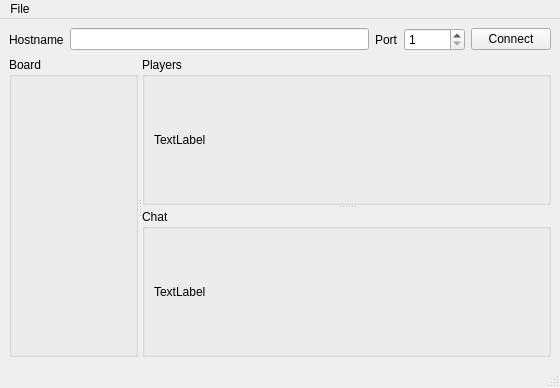
This is gui_client/gui.ui in rlepigre/tin171 as Qt 5 draws it before an edit. The edited form follows.
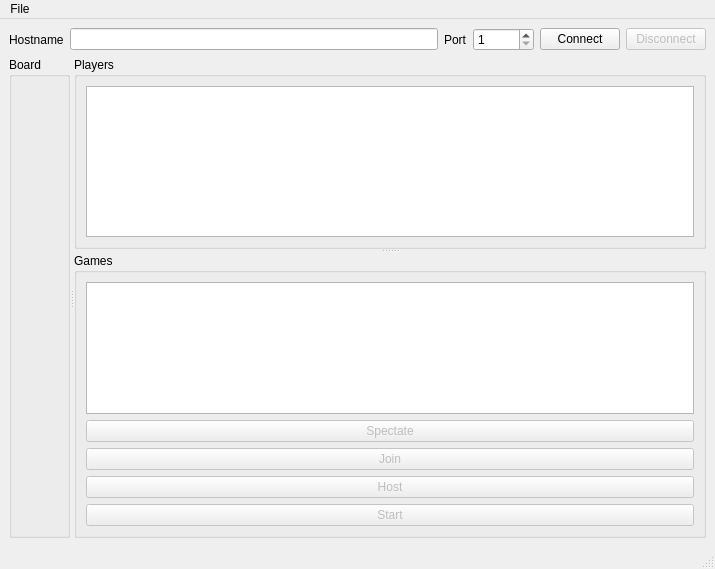
This is the edited form.

Commit message: - Added license information and encoding - Can start from shell ChineseCheckersClient - Some stubs about the protocol, but without server i can't test it

Patch:
```diff
--- a/gui_client/gui.ui
+++ b/gui_client/gui.ui
@@ -6,8 +6,8 @@
    <rect>
     <x>0</x>
     <y>0</y>
-    <width>560</width>
-    <height>388</height>
+    <width>715</width>
+    <height>569</height>
    </rect>
   </property>
   <property name="windowTitle">
@@ -65,6 +65,16 @@
         </property>
        </widget>
       </item>
+      <item>
+       <widget class="QPushButton" name="cmdDisconnect">
+        <property name="enabled">
+         <bool>false</bool>
+        </property>
+        <property name="text">
+         <string>Disconnect</string>
+        </property>
+       </widget>
+      </item>
      </layout>
     </item>
     <item>
@@ -88,23 +98,55 @@
         </property>
         <layout class="QVBoxLayout" name="verticalLayout">
          <item>
-          <widget class="QLabel" name="label_3">
-           <property name="text">
-            <string>TextLabel</string>
-           </property>
-          </widget>
+          <widget class="QListView" name="listView_2"/>
          </item>
         </layout>
        </widget>
        <widget class="QGroupBox" name="groupBox_3">
         <property name="title">
-         <string>Chat</string>
+         <string>Games</string>
         </property>
         <layout class="QVBoxLayout" name="verticalLayout_2">
          <item>
-          <widget class="QLabel" name="label_4">
+          <widget class="QListView" name="listView"/>
+         </item>
+         <item>
+          <widget class="QPushButton" name="cmdSpectate">
+           <property name="enabled">
+            <bool>false</bool>
+           </property>
            <property name="text">
-            <string>TextLabel</string>
+            <string>Spectate</string>
+           </property>
+          </widget>
+         </item>
+         <item>
+          <widget class="QPushButton" name="cmdJoin">
+           <property name="enabled">
+            <bool>false</bool>
+           </property>
+           <property name="text">
+            <string>Join</string>
+           </property>
+          </widget>
+         </item>
+         <item>
+          <widget class="QPushButton" name="cmdHost">
+           <property name="enabled">
+            <bool>false</bool>
+           </property>
+           <property name="text">
+            <string>Host</string>
+           </property>
+          </widget>
+         </item>
+         <item>
+          <widget class="QPushButton" name="cmdStart">
+           <property name="enabled">
+            <bool>false</bool>
+           </property>
+           <property name="text">
+            <string>Start</string>
            </property>
           </widget>
          </item>
@@ -120,7 +162,7 @@
     <rect>
      <x>0</x>
      <y>0</y>
-     <width>560</width>
+     <width>715</width>
      <height>20</height>
     </rect>
    </property>
```
The commit also changes 3 other files.
